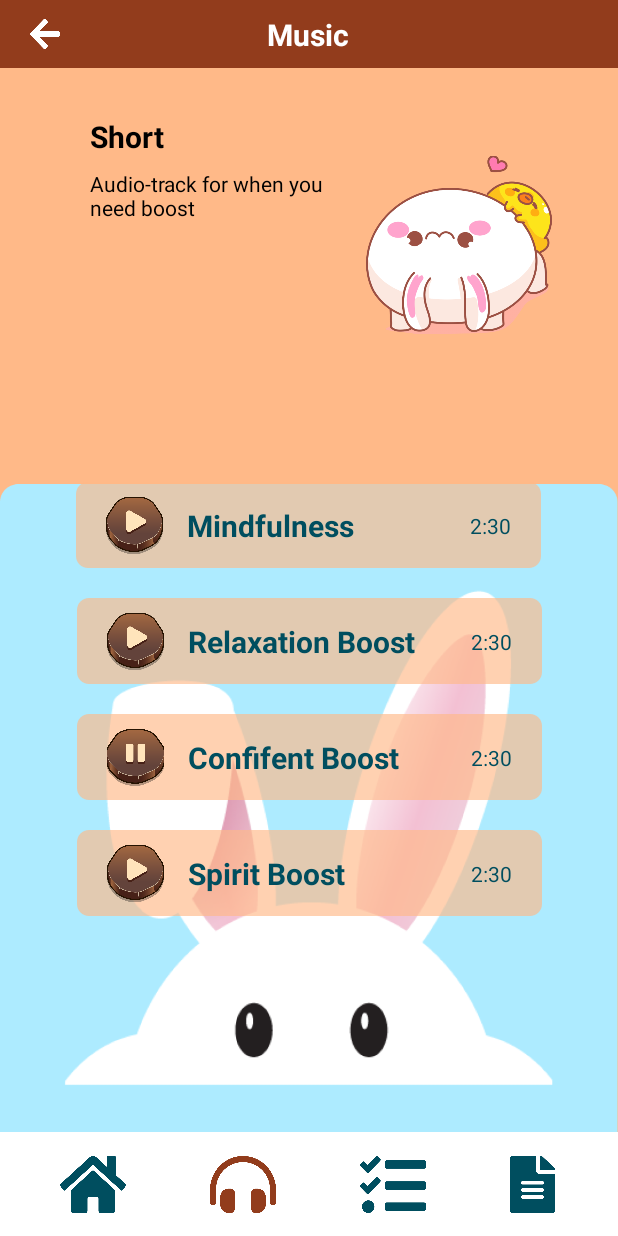
After one commit to radenjaelaniakbar/khartasis-Apps, an Android app: the music_short screen opened directly, with no data from a screen before it, on a phone screen of 412 x 824 dp. The commit adds this screen. Run offline under Robolectric (Android 15) with nearby library versions, the phone set to English and light mode, and no system bars.

Commit message:
adding page music short

```diff
--- a/app/src/main/AndroidManifest.xml
+++ b/app/src/main/AndroidManifest.xml
@@ -9,6 +9,9 @@
         android:roundIcon="@mipmap/ic_launcher_round"
         android:supportsRtl="true"
         android:theme="@style/Theme.MyApplication">
+        <activity
+            android:name=".music_short"
+            android:exported="true" />
         <activity
             android:name=".petunjukPenggunaan"
             android:exported="true" />
--- /dev/null
+++ b/app/src/main/java/com/example/myapplication/music_short.java
@@ -0,0 +1,14 @@
+package com.example.myapplication;
+
+import androidx.appcompat.app.AppCompatActivity;
+
+import android.os.Bundle;
+
+public class music_short extends AppCompatActivity {
+
+    @Override
+    protected void onCreate(Bundle savedInstanceState) {
+        super.onCreate(savedInstanceState);
+        setContentView(R.layout.activity_music_short);
+    }
+}
--- /dev/null
+++ b/app/src/main/res/drawable/bg_music.xml
@@ -0,0 +1,24 @@
+<vector
+    xmlns:android="http://schemas.android.com/apk/res/android"
+    xmlns:aapt="http://schemas.android.com/aapt"
+    android:width="1039.09dp"
+    android:height="1143dp"
+    android:viewportWidth="1039.09"
+    android:viewportHeight="1143"
+
+    >
+
+    <group>
+
+        <clip-path
+            android:pathData="M30 0H1009.09C1025.66 0 1039.09 13.4315 1039.09 30V1113C1039.09 1129.57 1025.66 1143 1009.09 1143H30C13.4315 1143 0 1129.57 0 1113V30C0 13.4315 13.4315 0 30 0Z"
+            />
+
+        <path
+            android:pathData="M0 0V1143H1039.09V0"
+            android:fillColor="#ADEBFF"
+            />
+
+    </group>
+
+</vector>
--- /dev/null
+++ b/app/src/main/res/drawable/music_list2.xml
@@ -0,0 +1,23 @@
+<vector
+    xmlns:android="http://schemas.android.com/apk/res/android"
+    xmlns:aapt="http://schemas.android.com/aapt"
+    android:width="310dp"
+    android:height="57dp"
+    android:viewportWidth="310"
+    android:viewportHeight="57"
+    >
+
+    <group>
+
+        <clip-path
+            android:pathData="M8 0H302C306.418 0 310 3.58172 310 8V49C310 53.4183 306.418 57 302 57H8C3.58172 57 0 53.4183 0 49V8C0 3.58172 3.58172 0 8 0Z"
+            />
+
+        <path
+            android:pathData="M0 0V57H310V0"
+            android:fillColor="#A6FFB988"
+            />
+
+    </group>
+
+</vector>
--- a/app/src/main/res/layout/activity_music.xml
+++ b/app/src/main/res/layout/activity_music.xml
@@ -36,12 +36,11 @@
         tools:ignore="MissingConstraints" />
 
 
-    <Button
+    <ImageView
         android:id="@+id/bottom_nav"
         android:layout_width="0dp"
         android:layout_height="wrap_content"
         android:background="@drawable/bottom_navigation"
-        android:text=""
         app:layout_constraintBottom_toBottomOf="parent"
         app:layout_constraintEnd_toEndOf="parent"
         app:layout_constraintHorizontal_bias="0.0"
--- /dev/null
+++ b/app/src/main/res/layout/activity_music_short.xml
@@ -0,0 +1,341 @@
+<?xml version="1.0" encoding="utf-8"?>
+<androidx.constraintlayout.widget.ConstraintLayout xmlns:android="http://schemas.android.com/apk/res/android"
+    xmlns:app="http://schemas.android.com/apk/res-auto"
+    xmlns:tools="http://schemas.android.com/tools"
+    android:layout_width="match_parent"
+    android:layout_height="match_parent"
+    android:background="@color/raw_sienna"
+    tools:context=".music">
+
+
+    <androidx.appcompat.widget.Toolbar
+        android:id="@+id/toolbar"
+        android:layout_width="414dp"
+        android:layout_height="45dp"
+        android:background="@color/deepDumpling"
+        android:minHeight="?attr/actionBarSize"
+        android:theme="?attr/actionBarTheme"
+        app:layout_constraintEnd_toEndOf="parent"
+        app:layout_constraintStart_toStartOf="parent"
+        app:layout_constraintTop_toTopOf="parent"
+        tools:ignore="MissingConstraints" />
+
+    <Button
+        android:id="@+id/button4"
+        android:layout_width="20dp"
+        android:layout_height="20dp"
+        android:layout_marginStart="20dp"
+        android:background="@drawable/icon_back"
+        android:text=""
+        app:layout_constraintBottom_toBottomOf="@+id/toolbar"
+        app:layout_constraintStart_toStartOf="parent"
+        app:layout_constraintTop_toTopOf="@+id/toolbar" />
+
+    <TextView
+        android:id="@+id/textView"
+        android:layout_width="wrap_content"
+        android:layout_height="wrap_content"
+        android:text="Music"
+        android:textColor="@color/white"
+        android:textSize="20dp"
+        android:textStyle="bold"
+        app:layout_constraintBottom_toBottomOf="@+id/toolbar"
+        app:layout_constraintEnd_toEndOf="parent"
+        app:layout_constraintHorizontal_bias="0.498"
+        app:layout_constraintStart_toStartOf="parent"
+        app:layout_constraintTop_toTopOf="@+id/toolbar"
+        tools:ignore="MissingConstraints" />
+
+
+    <Button
+        android:id="@+id/bottom_nav"
+        android:layout_width="0dp"
+        android:layout_height="wrap_content"
+        android:background="@drawable/bottom_navigation"
+        android:text=""
+        app:layout_constraintBottom_toBottomOf="parent"
+        app:layout_constraintEnd_toEndOf="parent"
+        app:layout_constraintHorizontal_bias="0.0"
+        app:layout_constraintStart_toStartOf="parent" />
+
+    <Button
+        android:id="@+id/button2"
+        android:layout_width="44dp"
+        android:layout_height="38dp"
+        android:layout_marginStart="40dp"
+        android:background="@drawable/icon_home"
+        app:layout_constraintBottom_toBottomOf="@+id/bottom_nav"
+        app:layout_constraintStart_toStartOf="@+id/bottom_nav"
+        app:layout_constraintTop_toTopOf="@+id/bottom_nav" />
+
+    <Button
+        android:id="@+id/button3"
+        android:layout_width="44dp"
+        android:layout_height="38dp"
+        android:layout_marginStart="56dp"
+        android:background="@drawable/icon_music_active"
+        app:layout_constraintBottom_toBottomOf="@+id/button2"
+        app:layout_constraintStart_toEndOf="@+id/button2"
+        app:layout_constraintTop_toTopOf="@+id/button2"
+        app:layout_constraintVertical_bias="0.0" />
+
+    <Button
+        android:id="@+id/button5"
+        android:layout_width="44dp"
+        android:layout_height="38dp"
+        android:layout_marginStart="56dp"
+        android:background="@drawable/icon_test"
+        app:layout_constraintBottom_toBottomOf="@+id/button3"
+        app:layout_constraintStart_toEndOf="@+id/button3"
+        app:layout_constraintTop_toTopOf="@+id/button3" />
+
+    <Button
+        android:id="@+id/button6"
+        android:layout_width="30dp"
+        android:layout_height="38dp"
+        android:layout_marginStart="56dp"
+        android:background="@drawable/icon_jurnal"
+        app:layout_constraintBottom_toBottomOf="@+id/button5"
+        app:layout_constraintStart_toEndOf="@+id/button5"
+        app:layout_constraintTop_toTopOf="@+id/button5"
+        app:layout_constraintVertical_bias="0.0" />
+
+    <TextView
+        android:id="@+id/textView4"
+        android:layout_width="wrap_content"
+        android:layout_height="wrap_content"
+        android:layout_marginStart="60dp"
+        android:layout_marginTop="32dp"
+        android:text="Short"
+        android:textColor="@color/black"
+        android:textSize="20sp"
+        android:textStyle="bold"
+        app:layout_constraintStart_toStartOf="parent"
+        app:layout_constraintTop_toBottomOf="@+id/toolbar" />
+
+    <TextView
+        android:id="@+id/textView5"
+        android:layout_width="wrap_content"
+        android:layout_height="wrap_content"
+        android:layout_marginStart="60dp"
+        android:layout_marginTop="8dp"
+        android:text="@string/short_desc"
+        android:textColor="@color/black"
+        app:layout_constraintStart_toStartOf="parent"
+        app:layout_constraintTop_toBottomOf="@+id/textView4" />
+
+
+    <!--    bg music list-->
+
+
+    <ImageView
+        android:id="@+id/imageView2"
+        android:layout_width="124dp"
+        android:layout_height="124dp"
+        android:layout_marginStart="244dp"
+        android:layout_marginTop="56dp"
+        app:layout_constraintStart_toStartOf="parent"
+        app:layout_constraintTop_toBottomOf="@+id/toolbar"
+        app:srcCompat="@drawable/img_short" />
+
+    <ImageView
+        android:id="@+id/img_bgmusic"
+        android:layout_width="412dp"
+        android:layout_height="wrap_content"
+        android:layout_marginTop="92dp"
+        app:layout_constraintEnd_toEndOf="parent"
+        app:layout_constraintHorizontal_bias="0.0"
+        app:layout_constraintStart_toStartOf="parent"
+        app:layout_constraintTop_toBottomOf="@+id/toolbar"
+        app:srcCompat="@drawable/img_bgmusic" />
+
+    <!--    mindfulness-->
+
+    <ImageView
+        android:id="@+id/short_mindfulness"
+        android:layout_width="wrap_content"
+        android:layout_height="wrap_content"
+        android:layout_marginTop="184dp"
+        app:layout_constraintEnd_toEndOf="parent"
+        app:layout_constraintHorizontal_bias="0.495"
+        app:layout_constraintStart_toStartOf="parent"
+        app:layout_constraintTop_toTopOf="@+id/img_bgmusic"
+        app:srcCompat="@drawable/music_list2" />
+
+    <Button
+        android:id="@+id/btn_mindfulness"
+        android:layout_width="38dp"
+        android:layout_height="38dp"
+        android:layout_marginStart="20dp"
+        android:background="@drawable/icon_play"
+        app:layout_constraintBottom_toBottomOf="@+id/short_mindfulness"
+        app:layout_constraintStart_toStartOf="@+id/short_mindfulness"
+        app:layout_constraintTop_toTopOf="@+id/short_mindfulness" />
+
+
+    <TextView
+        android:id="@+id/title_mindfulness"
+        android:layout_width="wrap_content"
+        android:layout_height="wrap_content"
+        android:layout_marginStart="16dp"
+        android:text="Mindfulness"
+        android:textColor="@color/midnight_green"
+        android:textSize="20sp"
+        android:textStyle="bold"
+        app:layout_constraintBottom_toBottomOf="@+id/short_mindfulness"
+        app:layout_constraintStart_toEndOf="@+id/btn_mindfulness"
+        app:layout_constraintTop_toTopOf="@+id/short_mindfulness" />
+
+    <TextView
+        android:id="@+id/time_mindfulness"
+        android:layout_width="wrap_content"
+        android:layout_height="wrap_content"
+        android:layout_marginEnd="20dp"
+        android:text="2:30"
+        android:textColor="@color/midnight_green"
+        app:layout_constraintBottom_toBottomOf="@+id/title_mindfulness"
+        app:layout_constraintEnd_toEndOf="@+id/short_mindfulness"
+        app:layout_constraintTop_toTopOf="@+id/title_mindfulness" />
+
+    <!--    relaxation boost-->
+    <ImageView
+        android:id="@+id/short_relax"
+        android:layout_width="wrap_content"
+        android:layout_height="wrap_content"
+        android:layout_marginTop="20dp"
+        app:layout_constraintEnd_toEndOf="parent"
+        app:layout_constraintStart_toStartOf="parent"
+        app:layout_constraintTop_toBottomOf="@+id/short_mindfulness"
+        app:srcCompat="@drawable/music_list2" />
+
+    <Button
+        android:id="@+id/btn_relax"
+        android:layout_width="38dp"
+        android:layout_height="38dp"
+        android:layout_marginStart="20dp"
+        android:background="@drawable/icon_play"
+        app:layout_constraintBottom_toBottomOf="@+id/short_relax"
+        app:layout_constraintStart_toStartOf="@+id/short_relax"
+        app:layout_constraintTop_toTopOf="@+id/short_relax" />
+
+
+    <TextView
+        android:id="@+id/title_relax"
+        android:layout_width="wrap_content"
+        android:layout_height="wrap_content"
+        android:layout_marginStart="16dp"
+        android:text="Relaxation Boost"
+        android:textColor="@color/midnight_green"
+        android:textSize="20sp"
+        android:textStyle="bold"
+        app:layout_constraintBottom_toBottomOf="@+id/short_relax"
+        app:layout_constraintStart_toEndOf="@+id/btn_relax"
+        app:layout_constraintTop_toTopOf="@+id/short_relax" />
+
+    <TextView
+        android:id="@+id/time_relax"
+        android:layout_width="wrap_content"
+        android:layout_height="wrap_content"
+        android:layout_marginEnd="20dp"
+        android:text="2:30"
+        android:textColor="@color/midnight_green"
+        app:layout_constraintBottom_toBottomOf="@+id/title_relax"
+        app:layout_constraintEnd_toEndOf="@+id/short_relax"
+        app:layout_constraintTop_toTopOf="@+id/title_relax" />
+
+
+    <!--    confifent boost-->
+    <ImageView
+        android:id="@+id/short_confifent"
+        android:layout_width="wrap_content"
+        android:layout_height="wrap_content"
+        android:layout_marginTop="20dp"
+        app:layout_constraintEnd_toEndOf="parent"
+        app:layout_constraintStart_toStartOf="parent"
+        app:layout_constraintTop_toBottomOf="@+id/short_relax"
+        app:srcCompat="@drawable/music_list2" />
+
+    <Button
+        android:id="@+id/btn_confifent"
+        android:layout_width="38dp"
+        android:layout_height="38dp"
+        android:layout_marginStart="20dp"
+        android:background="@drawable/icon_pause"
+        app:layout_constraintBottom_toBottomOf="@+id/short_confifent"
+        app:layout_constraintStart_toStartOf="@+id/short_confifent"
+        app:layout_constraintTop_toTopOf="@+id/short_confifent" />
+
+
+    <TextView
+        android:id="@+id/title_confifent"
+        android:layout_width="wrap_content"
+        android:layout_height="wrap_content"
+        android:layout_marginStart="16dp"
+        android:text="Confifent Boost"
+        android:textColor="@color/midnight_green"
+        android:textSize="20sp"
+        android:textStyle="bold"
+        app:layout_constraintBottom_toBottomOf="@+id/short_confifent"
+        app:layout_constraintStart_toEndOf="@+id/btn_confifent"
+        app:layout_constraintTop_toTopOf="@+id/short_confifent" />
+
+    <TextView
+        android:id="@+id/time_confifent"
+        android:layout_width="wrap_content"
+        android:layout_height="wrap_content"
+        android:layout_marginEnd="20dp"
+        android:text="2:30"
+        android:textColor="@color/midnight_green"
+        app:layout_constraintBottom_toBottomOf="@+id/title_confifent"
+        app:layout_constraintEnd_toEndOf="@+id/short_confifent"
+        app:layout_constraintTop_toTopOf="@+id/title_confifent" />
+
+
+    <!--    spirit boost-->
+    <ImageView
+        android:id="@+id/short_spirit"
+        android:layout_width="wrap_content"
+        android:layout_height="wrap_content"
+        android:layout_marginTop="20dp"
+        app:layout_constraintEnd_toEndOf="parent"
+        app:layout_constraintStart_toStartOf="parent"
+        app:layout_constraintTop_toBottomOf="@+id/short_confifent"
+        app:srcCompat="@drawable/music_list2" />
+
+    <Button
+        android:id="@+id/btn_spirit"
+        android:layout_width="38dp"
+        android:layout_height="38dp"
+        android:layout_marginStart="20dp"
+        android:background="@drawable/icon_play"
+        app:layout_constraintBottom_toBottomOf="@+id/short_spirit"
+        app:layout_constraintStart_toStartOf="@+id/short_spirit"
+        app:layout_constraintTop_toTopOf="@+id/short_spirit" />
+
+
+    <TextView
+        android:id="@+id/title_spirit"
+        android:layout_width="wrap_content"
+        android:layout_height="wrap_content"
+        android:layout_marginStart="16dp"
+        android:text="Spirit Boost"
+        android:textColor="@color/midnight_green"
+        android:textSize="20sp"
+        android:textStyle="bold"
+        app:layout_constraintBottom_toBottomOf="@+id/short_spirit"
+        app:layout_constraintStart_toEndOf="@+id/btn_spirit"
+        app:layout_constraintTop_toTopOf="@+id/short_spirit" />
+
+    <TextView
+        android:id="@+id/time_spirit"
+        android:layout_width="wrap_content"
+        android:layout_height="wrap_content"
+        android:layout_marginEnd="20dp"
+        android:text="2:30"
+        android:textColor="@color/midnight_green"
+        app:layout_constraintBottom_toBottomOf="@+id/title_spirit"
+        app:layout_constraintEnd_toEndOf="@+id/short_spirit"
+        app:layout_constraintTop_toTopOf="@+id/title_spirit" />
+
+
+</androidx.constraintlayout.widget.ConstraintLayout>
```
Also changed, not shown: app/src/main/res/values/strings.xml (+6 -6 lines), app/src/main/res/drawable/img_bgmusic.png (added).
